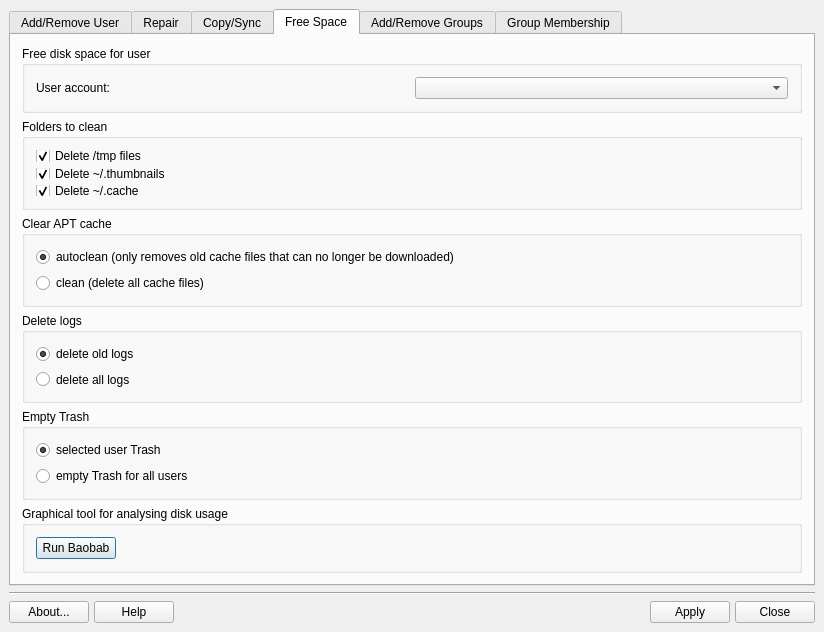
First picture: the form in meconfig.ui, repository MX-Linux/mx-user, before the edit.
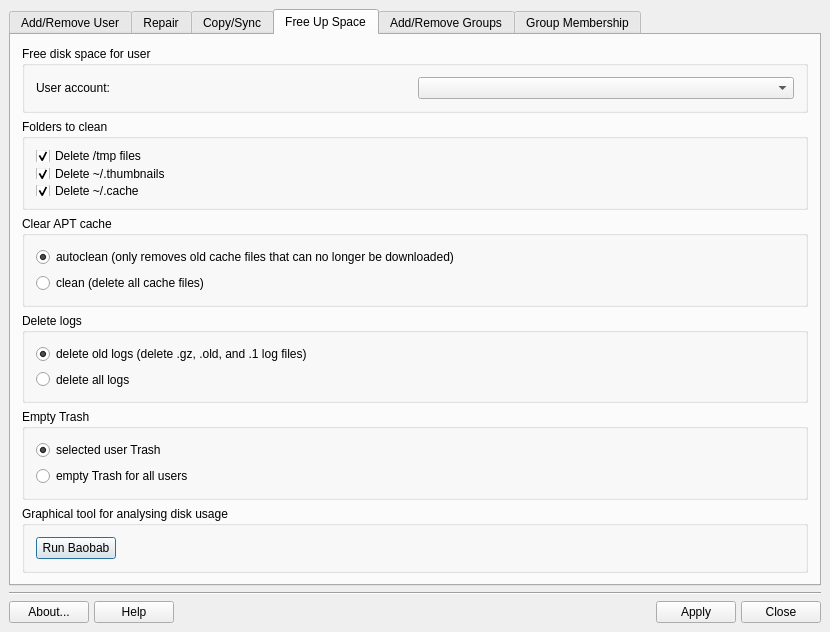
Second picture: the form after the edit. The open tabs and pages were chosen to show the change. Icons and pictures are not drawn.

```diff
--- a/meconfig.ui
+++ b/meconfig.ui
@@ -6,7 +6,7 @@
    <rect>
     <x>0</x>
     <y>0</y>
-    <width>824</width>
+    <width>830</width>
     <height>632</height>
    </rect>
   </property>
@@ -866,7 +866,7 @@
         <normaloff>../../../../../../../../usr/share/mx-user/icons/edit-clear.png</normaloff>../../../../../../../../usr/share/mx-user/icons/edit-clear.png</iconset>
       </attribute>
       <attribute name="title">
-       <string>Free Space</string>
+       <string>Free Up Space</string>
       </attribute>
       <layout class="QVBoxLayout" name="verticalLayout">
        <item>
@@ -981,7 +981,7 @@
           <item>
            <widget class="QRadioButton" name="oldLogsRB">
             <property name="text">
-             <string>delete old logs</string>
+             <string>delete old logs (delete .gz, .old, and .1 log files)</string>
             </property>
             <property name="checked">
              <bool>true</bool>
```
Left out of the diff: 2 changed lines with no effect on the pictures.
